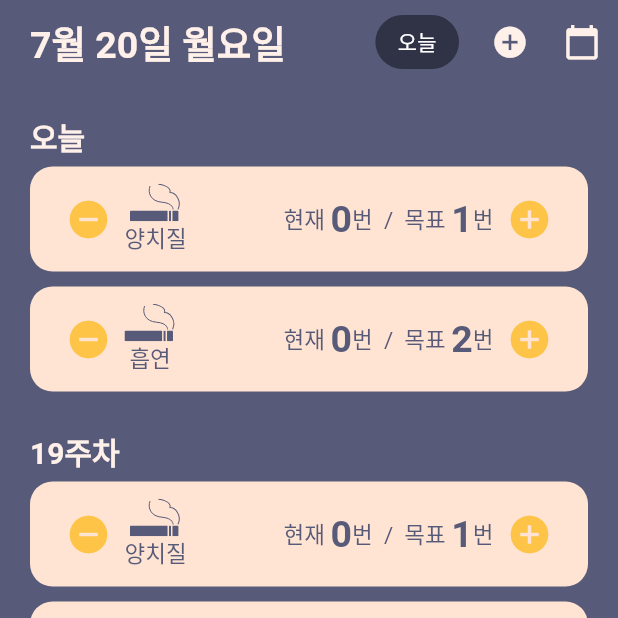
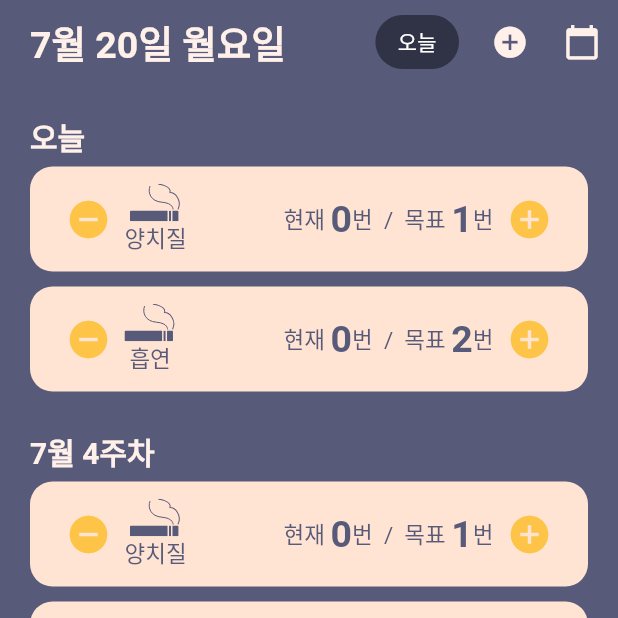
Before and after one commit to monthlyteam/RichHabit, a Flutter app: the MainPage screen opened directly, on a phone screen of 412 x 824 dp, the top half of it. Run offline on Flutter 3.47's test engine with Material 2 defaults, Android fonts, the phone set to English and light mode, and no system bars; our stand-ins replace flutter_svg.

Commit message:
change week title

```diff
--- a/rich_habit/lib/screens/home.dart
+++ b/rich_habit/lib/screens/home.dart
@@ -223,7 +223,7 @@ class _HomeState extends State<Home> {
                       height: kPadding,
                     ),
                     Text(
-                      "19주차",
+                      "7월 4주차",
                       style: TextStyle(
                           fontSize: 20.0,
                           color: kWhiteIvoryColor,
```
